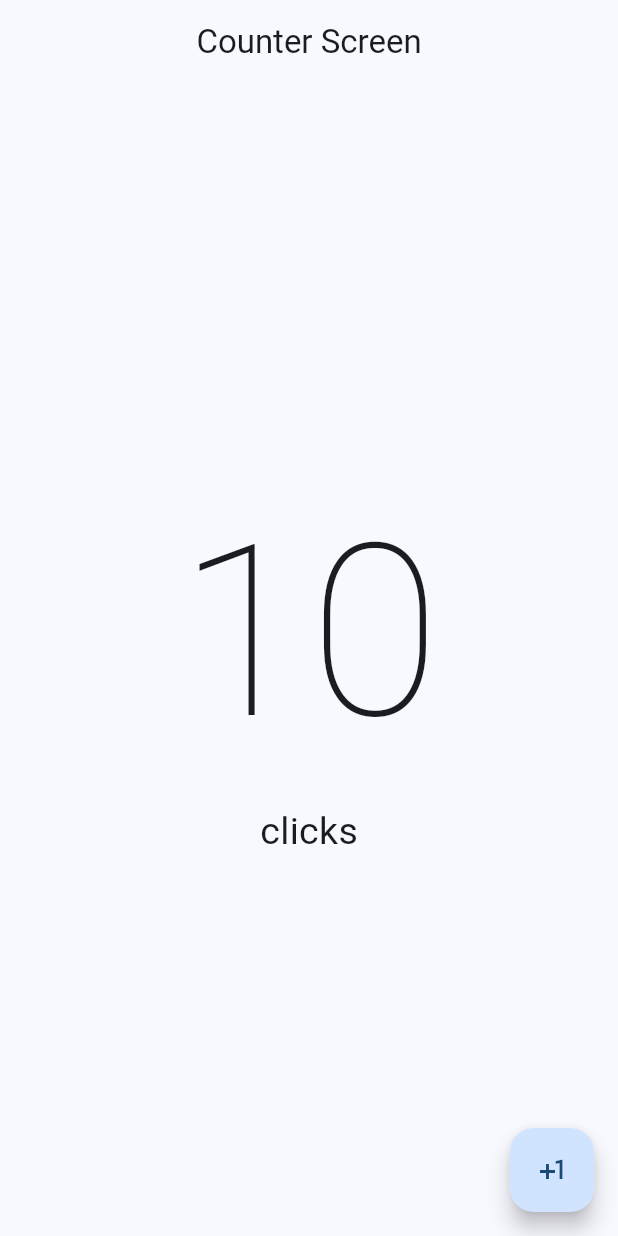
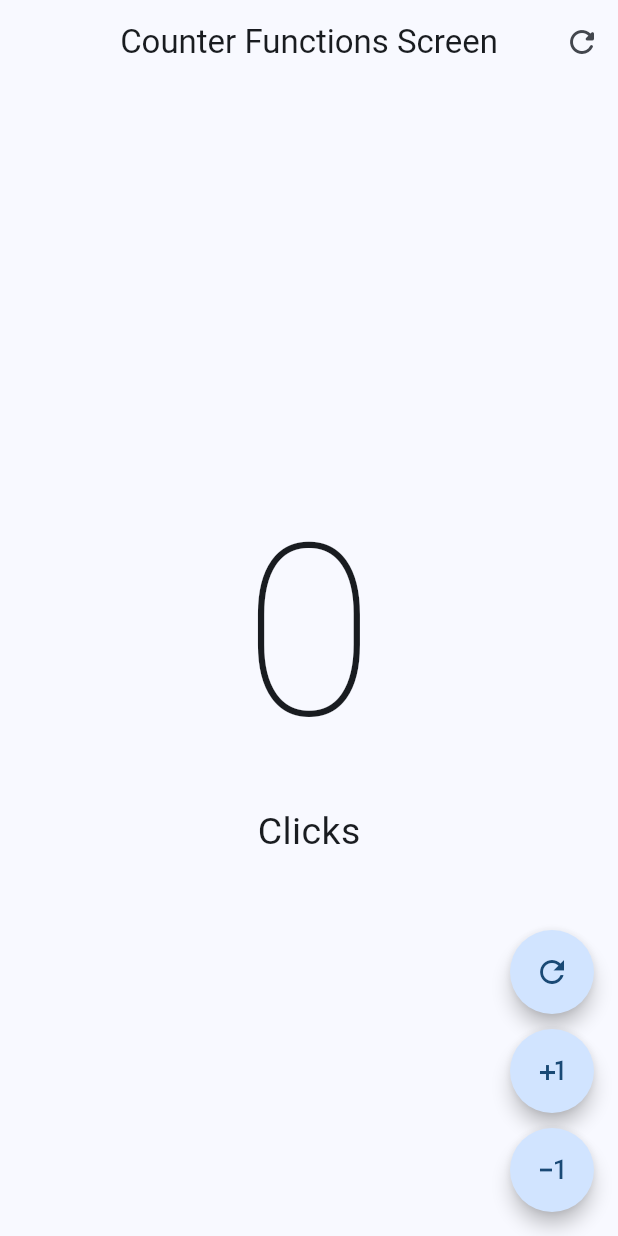
Before and after one commit to cristhianbc7/hello_world_app, a Flutter app: the screen it shows after launch, on a phone screen of 412 x 824 dp. Run offline on Flutter 3.47's test engine with Material 3 defaults, Android fonts, the phone set to English and light mode, and no system bars.

Commit message:
sesion 3

```diff
--- a/lib/main.dart
+++ b/lib/main.dart
@@ -1,5 +1,5 @@
 import 'package:flutter/material.dart';
-import 'package:hello_world_app/presentation/screens/counter/counter_screen.dart';
+import 'package:hello_world_app/presentation/screens/counter/counter_functions_screen.dart';
 
 void main() {
   runApp(const MyApp());
@@ -13,6 +13,6 @@ class MyApp extends StatelessWidget {
     return MaterialApp(
         theme: ThemeData(useMaterial3: true, colorSchemeSeed: Colors.blue),
         debugShowCheckedModeBanner: false,
-        home: const CounterScreen());
+        home: const CounterFunctionsScreen());
   }
 }
--- /dev/null
+++ b/lib/presentation/screens/counter/counter_functions_screen.dart
@@ -0,0 +1,96 @@
+import 'package:flutter/material.dart';
+
+class CounterFunctionsScreen extends StatefulWidget {
+  const CounterFunctionsScreen({super.key});
+
+  @override
+  State<CounterFunctionsScreen> createState() => _CounterFunctionsScreenState();
+}
+
+class _CounterFunctionsScreenState extends State<CounterFunctionsScreen> {
+  int clickCounter = 0;
+
+  @override
+  Widget build(BuildContext context) {
+    return Scaffold(
+        appBar: AppBar(
+          centerTitle: true,
+          title: const Text('Counter Functions Screen'),
+          actions: [
+            IconButton(
+                onPressed: () {
+                  clickCounter = 0;
+                  setState(() {});
+                },
+                icon: Icon(Icons.refresh_rounded))
+          ],
+        ),
+        body: Center(
+          child: Column(
+            mainAxisAlignment: MainAxisAlignment.center,
+            children: [
+              Text(
+                '$clickCounter',
+                style: TextStyle(fontSize: 160, fontWeight: FontWeight.w100),
+              ),
+              Text(
+                'Click${clickCounter == 1 ? '' : 's'}',
+                style: TextStyle(fontSize: 25),
+              )
+            ],
+          ),
+        ),
+        floatingActionButton: Column(
+          mainAxisAlignment: MainAxisAlignment.end,
+          children: [
+            CustomButton(
+              icon: Icons.refresh_outlined,
+              onPressed: () {
+                setState(() {
+                  clickCounter = 0;
+                });
+              },
+            ),
+            SizedBox(height: 10),
+            CustomButton(
+              icon: Icons.plus_one_outlined,
+              onPressed: () {
+                setState(() {
+                  clickCounter++;
+                });
+              },
+            ),
+            SizedBox(height: 10),
+            CustomButton(
+              icon: Icons.exposure_minus_1_outlined,
+              onPressed: () {
+                setState(() {
+                  if (clickCounter == 0) return;
+                  clickCounter--;
+                });
+              },
+            )
+          ],
+        ));
+  }
+}
+
+class CustomButton extends StatelessWidget {
+  final IconData icon;
+  final VoidCallback? onPressed;
+  const CustomButton({
+    super.key,
+    required this.icon,
+    this.onPressed,
+  });
+
+  @override
+  Widget build(BuildContext context) {
+    return FloatingActionButton(
+        shape: const StadiumBorder(),
+        onPressed: onPressed,
+        enableFeedback: true,
+        elevation: 5,
+        child: Icon(icon));
+  }
+}
--- a/lib/presentation/screens/counter/counter_screen.dart
+++ /dev/null
@@ -1,31 +0,0 @@
-import 'package:flutter/material.dart';
-
-class CounterScreen extends StatelessWidget {
-  const CounterScreen({super.key});
-
-  @override
-  Widget build(BuildContext context) {
-    return Scaffold(
-        appBar: AppBar(
-          centerTitle: true,
-          title: const Text('Counter Screen'),
-        ),
-        body: Center(
-          child: Column(
-            mainAxisAlignment: MainAxisAlignment.center,
-            children: [
-              Text(
-                '10',
-                style: TextStyle(fontSize: 160, fontWeight: FontWeight.w100),
-              ),
-              Text(
-                'clicks',
-                style: TextStyle(fontSize: 25),
-              )
-            ],
-          ),
-        ),
-        floatingActionButton: FloatingActionButton(
-            onPressed: () {}, child: Icon(Icons.plus_one)));
-  }
-}
```
